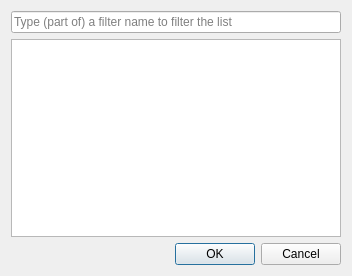
Old version of the form core/src/FilterSelection.ui in the repository 3dct/open_iA.
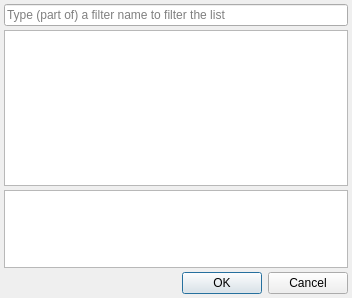
New version of the form.

Commit message: Core: Show filter description in selection dialog, improve doxygen in dlg_commoninput

Diff of the .ui file:
```diff
--- a/core/src/FilterSelection.ui
+++ b/core/src/FilterSelection.ui
@@ -7,13 +7,28 @@
     <x>0</x>
     <y>0</y>
     <width>352</width>
-    <height>276</height>
+    <height>298</height>
    </rect>
   </property>
   <property name="windowTitle">
    <string>Select Filter</string>
   </property>
-  <layout class="QVBoxLayout" name="verticalLayout">
+  <layout class="QVBoxLayout" name="verticalLayout" stretch="0,2,1,0">
+   <property name="spacing">
+    <number>4</number>
+   </property>
+   <property name="leftMargin">
+    <number>4</number>
+   </property>
+   <property name="topMargin">
+    <number>4</number>
+   </property>
+   <property name="rightMargin">
+    <number>4</number>
+   </property>
+   <property name="bottomMargin">
+    <number>4</number>
+   </property>
    <item>
     <widget class="QLineEdit" name="leFilterSearch">
      <property name="placeholderText">
@@ -23,6 +38,9 @@
    </item>
    <item>
     <widget class="QListWidget" name="lwFilterList">
+     <property name="sizeAdjustPolicy">
+      <enum>QAbstractScrollArea::AdjustToContents</enum>
+     </property>
      <property name="editTriggers">
       <set>QAbstractItemView::NoEditTriggers</set>
      </property>
@@ -31,6 +49,16 @@
      </property>
     </widget>
    </item>
+   <item>
+    <widget class="QTextEdit" name="teDescription">
+     <property name="sizeAdjustPolicy">
+      <enum>QAbstractScrollArea::AdjustToContents</enum>
+     </property>
+     <property name="readOnly">
+      <bool>true</bool>
+     </property>
+    </widget>
+   </item>
    <item>
     <widget class="QDialogButtonBox" name="buttonBox">
      <property name="orientation">
```
The commit also changes 3 other files.
